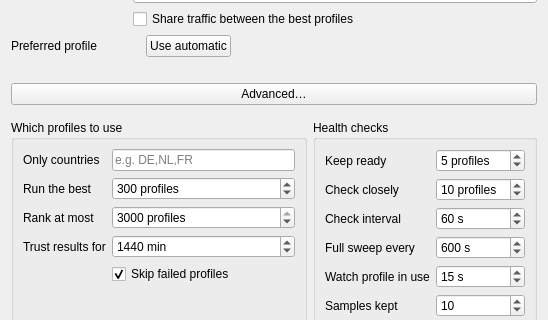
Before: the Qt Designer form include/ui/profile/edit_autoselector.ui in forestsnet/Throne, drawn with Qt 5; both pictures show x 0 to 548 and y 228 to 548 of the 548 by 828 pixel window.
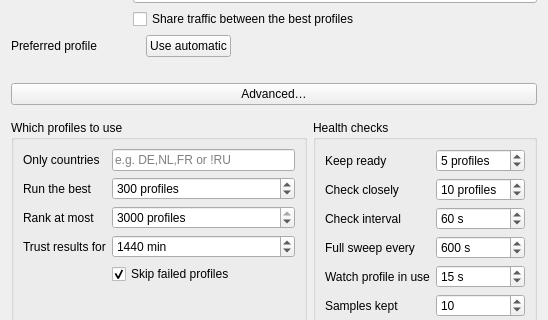
After: the same form once the commit is applied.

```diff
--- a/include/ui/profile/edit_autoselector.ui
+++ b/include/ui/profile/edit_autoselector.ui
@@ -164,7 +164,7 @@
          <item row="0" column="1">
           <widget class="QLineEdit" name="country_filter">
            <property name="placeholderText">
-            <string>e.g. DE,NL,FR</string>
+            <string>e.g. DE,NL,FR or !RU</string>
            </property>
            <property name="toolTip">
             <string>Comma-separated country codes, empty means any. Uses the country found by the IP test, so profiles that were never IP-tested are skipped while this is set.</string>
```
Left out of the diff: 2 changed lines with no effect on the pictures.
